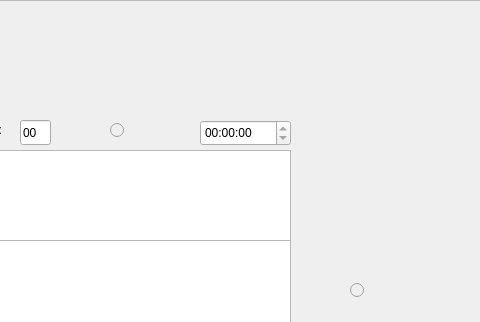
Old version of the form src/aed-sim/mainwindow.ui in the repository zachtes13/comp3004_aed-sim; both pictures show x 370 to 850 and y 0 to 322 of the 961 by 655 pixel window.
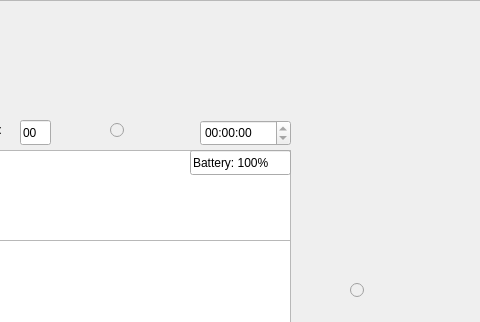
New version of the form.

Commit message: Created battery functionality

The edit to the form file:
```diff
--- a/src/aed-sim/mainwindow.ui
+++ b/src/aed-sim/mainwindow.ui
@@ -410,6 +410,19 @@
       <string/>
      </property>
     </widget>
+    <widget class="QLineEdit" name="battery">
+     <property name="geometry">
+      <rect>
+       <x>550</x>
+       <y>150</y>
+       <width>101</width>
+       <height>25</height>
+      </rect>
+     </property>
+     <property name="text">
+      <string>Battery: 100%</string>
+     </property>
+    </widget>
    </widget>
    <widget class="QTextBrowser" name="statusDisplay">
     <property name="geometry">
```
The commit also changes 2 other files.
